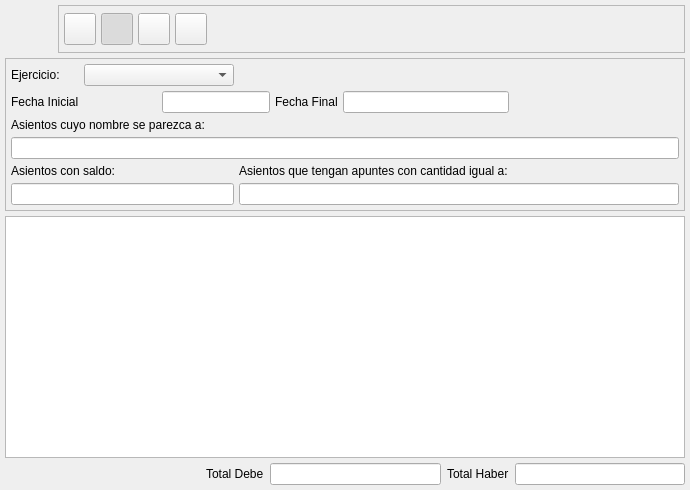
Qt form bulmages/bulmacont/src/contabilidad/asientolistbase.ui (eboladev/Bulmages-1) before a commit.
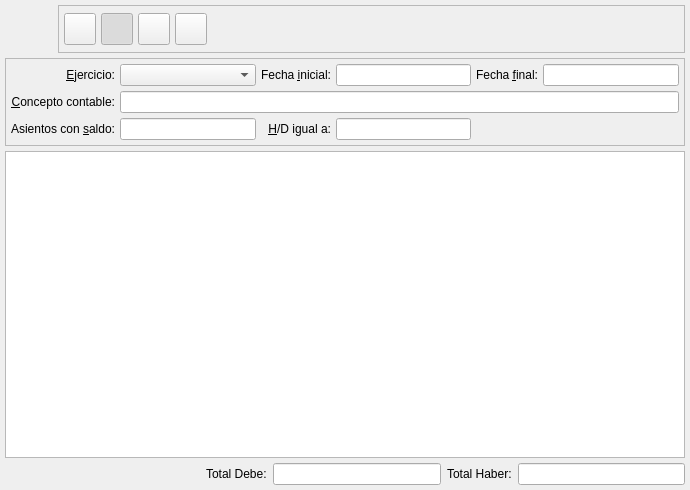
The same form after that commit. Icons and pictures are not drawn. Custom widgets are drawn as their Qt base class.

Commit message: Mejorada la busqueda de la ventana listado de asientos

```diff
--- a/bulmages/bulmacont/src/contabilidad/asientolistbase.ui
+++ b/bulmages/bulmacont/src/contabilidad/asientolistbase.ui
@@ -15,14 +15,246 @@
   <property name="windowIcon" >
    <iconset resource="../../../bulmages.qrc" >:/BulmaCont32x32/images/png/i_asiento.xpm</iconset>
   </property>
-  <layout class="QVBoxLayout" >
+  <layout class="QGridLayout" >
    <property name="margin" >
     <number>5</number>
    </property>
    <property name="spacing" >
     <number>5</number>
    </property>
-   <item>
+   <item row="1" column="0" >
+    <widget class="QFrame" name="frame" >
+     <property name="frameShape" >
+      <enum>QFrame::StyledPanel</enum>
+     </property>
+     <property name="frameShadow" >
+      <enum>QFrame::Raised</enum>
+     </property>
+     <layout class="QGridLayout" >
+      <property name="margin" >
+       <number>5</number>
+      </property>
+      <property name="spacing" >
+       <number>5</number>
+      </property>
+      <item row="2" column="4" colspan="2" >
+       <spacer>
+        <property name="orientation" >
+         <enum>Qt::Horizontal</enum>
+        </property>
+        <property name="sizeHint" >
+         <size>
+          <width>191</width>
+          <height>20</height>
+         </size>
+        </property>
+       </spacer>
+      </item>
+      <item row="2" column="3" >
+       <widget class="QLineEdit" name="mui_cantidadapunte" >
+        <property name="sizePolicy" >
+         <sizepolicy>
+          <hsizetype>5</hsizetype>
+          <vsizetype>0</vsizetype>
+          <horstretch>0</horstretch>
+          <verstretch>0</verstretch>
+         </sizepolicy>
+        </property>
+       </widget>
+      </item>
+      <item row="2" column="2" >
+       <widget class="QLabel" name="TextLabel2_2_2" >
+        <property name="text" >
+         <string>&amp;H/D igual a:</string>
+        </property>
+        <property name="alignment" >
+         <set>Qt::AlignRight|Qt::AlignTrailing|Qt::AlignVCenter</set>
+        </property>
+        <property name="buddy" >
+         <cstring>mui_cantidadapunte</cstring>
+        </property>
+       </widget>
+      </item>
+      <item row="1" column="1" colspan="5" >
+       <widget class="QLineEdit" name="mui_nombreasiento" />
+      </item>
+      <item row="2" column="1" >
+       <widget class="QLineEdit" name="mui_saldoasiento" >
+        <property name="sizePolicy" >
+         <sizepolicy>
+          <hsizetype>5</hsizetype>
+          <vsizetype>0</vsizetype>
+          <horstretch>0</horstretch>
+          <verstretch>0</verstretch>
+         </sizepolicy>
+        </property>
+       </widget>
+      </item>
+      <item row="0" column="0" >
+       <widget class="QLabel" name="textLabel1" >
+        <property name="text" >
+         <string>&amp;Ejercicio:</string>
+        </property>
+        <property name="alignment" >
+         <set>Qt::AlignRight|Qt::AlignTrailing|Qt::AlignVCenter</set>
+        </property>
+        <property name="buddy" >
+         <cstring>mui_ejercicio</cstring>
+        </property>
+       </widget>
+      </item>
+      <item row="0" column="1" >
+       <widget class="QComboBox" name="mui_ejercicio" >
+        <property name="sizePolicy" >
+         <sizepolicy>
+          <hsizetype>7</hsizetype>
+          <vsizetype>0</vsizetype>
+          <horstretch>0</horstretch>
+          <verstretch>0</verstretch>
+         </sizepolicy>
+        </property>
+        <property name="minimumSize" >
+         <size>
+          <width>100</width>
+          <height>0</height>
+         </size>
+        </property>
+       </widget>
+      </item>
+      <item row="1" column="0" >
+       <widget class="QLabel" name="TextLabel2" >
+        <property name="text" >
+         <string>&amp;Concepto contable:</string>
+        </property>
+        <property name="alignment" >
+         <set>Qt::AlignRight|Qt::AlignTrailing|Qt::AlignVCenter</set>
+        </property>
+        <property name="buddy" >
+         <cstring>mui_nombreasiento</cstring>
+        </property>
+       </widget>
+      </item>
+      <item row="2" column="0" >
+       <widget class="QLabel" name="TextLabel2_2" >
+        <property name="text" >
+         <string>Asientos con &amp;saldo:</string>
+        </property>
+        <property name="alignment" >
+         <set>Qt::AlignRight|Qt::AlignTrailing|Qt::AlignVCenter</set>
+        </property>
+        <property name="buddy" >
+         <cstring>mui_saldoasiento</cstring>
+        </property>
+       </widget>
+      </item>
+      <item row="0" column="5" >
+       <widget class="BusquedaFecha" name="mui_fechaFinal" >
+        <property name="minimumSize" >
+         <size>
+          <width>100</width>
+          <height>0</height>
+         </size>
+        </property>
+       </widget>
+      </item>
+      <item row="0" column="4" >
+       <widget class="QLabel" name="label_5" >
+        <property name="sizePolicy" >
+         <sizepolicy>
+          <hsizetype>5</hsizetype>
+          <vsizetype>5</vsizetype>
+          <horstretch>0</horstretch>
+          <verstretch>0</verstretch>
+         </sizepolicy>
+        </property>
+        <property name="text" >
+         <string>Fecha &amp;final:</string>
+        </property>
+        <property name="alignment" >
+         <set>Qt::AlignRight|Qt::AlignTrailing|Qt::AlignVCenter</set>
+        </property>
+        <property name="buddy" >
+         <cstring>mui_fechaFinal</cstring>
+        </property>
+       </widget>
+      </item>
+      <item row="0" column="3" >
+       <widget class="BusquedaFecha" name="mui_fechaInicial" >
+        <property name="minimumSize" >
+         <size>
+          <width>100</width>
+          <height>0</height>
+         </size>
+        </property>
+       </widget>
+      </item>
+      <item row="0" column="2" >
+       <widget class="QLabel" name="label_4" >
+        <property name="text" >
+         <string>Fecha &amp;inicial:</string>
+        </property>
+        <property name="alignment" >
+         <set>Qt::AlignRight|Qt::AlignTrailing|Qt::AlignVCenter</set>
+        </property>
+        <property name="buddy" >
+         <cstring>mui_fechaInicial</cstring>
+        </property>
+       </widget>
+      </item>
+     </layout>
+    </widget>
+   </item>
+   <item row="2" column="0" >
+    <widget class="AsientoListSubform" name="mui_list" >
+     <property name="sortingEnabled" >
+      <bool>true</bool>
+     </property>
+    </widget>
+   </item>
+   <item row="3" column="0" >
+    <layout class="QHBoxLayout" >
+     <property name="margin" >
+      <number>0</number>
+     </property>
+     <property name="spacing" >
+      <number>6</number>
+     </property>
+     <item>
+      <spacer>
+       <property name="orientation" >
+        <enum>Qt::Horizontal</enum>
+       </property>
+       <property name="sizeHint" >
+        <size>
+         <width>201</width>
+         <height>20</height>
+        </size>
+       </property>
+      </spacer>
+     </item>
+     <item>
+      <widget class="QLabel" name="label_2" >
+       <property name="text" >
+        <string>Total Debe:</string>
+       </property>
+      </widget>
+     </item>
+     <item>
+      <widget class="QLineEdit" name="mui_totalDebe" />
+     </item>
+     <item>
+      <widget class="QLabel" name="label_3" >
+       <property name="text" >
+        <string>Total Haber:</string>
+       </property>
+      </widget>
+     </item>
+     <item>
+      <widget class="QLineEdit" name="mui_totalHaber" />
+     </item>
+    </layout>
+   </item>
+   <item row="0" column="0" >
     <layout class="QHBoxLayout" >
      <property name="margin" >
       <number>0</number>
@@ -245,167 +477,6 @@
      </item>
     </layout>
    </item>
-   <item>
-    <widget class="QFrame" name="frame" >
-     <property name="frameShape" >
-      <enum>QFrame::StyledPanel</enum>
-     </property>
-     <property name="frameShadow" >
-      <enum>QFrame::Raised</enum>
-     </property>
-     <layout class="QGridLayout" >
-      <property name="margin" >
-       <number>5</number>
-      </property>
-      <property name="spacing" >
-       <number>5</number>
-      </property>
-      <item row="1" column="6" >
-       <spacer>
-        <property name="orientation" >
-         <enum>Qt::Horizontal</enum>
-        </property>
-        <property name="sizeHint" >
-         <size>
-          <width>40</width>
-          <height>20</height>
-         </size>
-        </property>
-       </spacer>
-      </item>
-      <item row="1" column="4" >
-       <widget class="QLabel" name="label_5" >
-        <property name="text" >
-         <string>Fecha Final</string>
-        </property>
-       </widget>
-      </item>
-      <item row="2" column="0" colspan="7" >
-       <widget class="QLabel" name="TextLabel2" >
-        <property name="text" >
-         <string>Asientos cuyo nombre se parezca a:</string>
-        </property>
-       </widget>
-      </item>
-      <item row="3" column="0" colspan="7" >
-       <widget class="QLineEdit" name="mui_nombreasiento" />
-      </item>
-      <item row="5" column="0" colspan="3" >
-       <widget class="QLineEdit" name="mui_saldoasiento" />
-      </item>
-      <item row="4" column="0" colspan="3" >
-       <widget class="QLabel" name="TextLabel2_2" >
-        <property name="text" >
-         <string>Asientos con saldo:</string>
-        </property>
-       </widget>
-      </item>
-      <item row="4" column="3" colspan="4" >
-       <widget class="QLabel" name="TextLabel2_2_2" >
-        <property name="text" >
-         <string>Asientos que tengan apuntes con cantidad igual a:</string>
-        </property>
-       </widget>
-      </item>
-      <item row="5" column="3" colspan="4" >
-       <widget class="QLineEdit" name="mui_cantidadapunte" />
-      </item>
-      <item row="0" column="1" colspan="2" >
-       <widget class="QComboBox" name="mui_ejercicio" >
-        <property name="minimumSize" >
-         <size>
-          <width>150</width>
-          <height>0</height>
-         </size>
-        </property>
-       </widget>
-      </item>
-      <item row="0" column="0" >
-       <widget class="QLabel" name="textLabel1" >
-        <property name="text" >
-         <string>Ejercicio:</string>
-        </property>
-       </widget>
-      </item>
-      <item row="0" column="3" colspan="4" >
-       <spacer>
-        <property name="orientation" >
-         <enum>Qt::Horizontal</enum>
-        </property>
-        <property name="sizeHint" >
-         <size>
-          <width>271</width>
-          <height>20</height>
-         </size>
-        </property>
-       </spacer>
-      </item>
-      <item row="1" column="2" colspan="2" >
-       <widget class="BusquedaFecha" name="mui_fechaInicial" />
-      </item>
-      <item row="1" column="5" >
-       <widget class="BusquedaFecha" name="mui_fechaFinal" />
-      </item>
-      <item row="1" column="0" >
-       <widget class="QLabel" name="label_4" >
-        <property name="text" >
-         <string>Fecha Inicial</string>
-        </property>
-       </widget>
-      </item>
-     </layout>
-    </widget>
-   </item>
-   <item>
-    <widget class="AsientoListSubform" name="mui_list" >
-     <property name="sortingEnabled" >
-      <bool>true</bool>
-     </property>
-    </widget>
-   </item>
-   <item>
-    <layout class="QHBoxLayout" >
-     <property name="margin" >
-      <number>0</number>
-     </property>
-     <property name="spacing" >
-      <number>6</number>
-     </property>
-     <item>
-      <spacer>
-       <property name="orientation" >
-        <enum>Qt::Horizontal</enum>
-       </property>
-       <property name="sizeHint" >
-        <size>
-         <width>201</width>
-         <height>20</height>
-        </size>
-       </property>
-      </spacer>
-     </item>
-     <item>
-      <widget class="QLabel" name="label_2" >
-       <property name="text" >
-        <string>Total Debe</string>
-       </property>
-      </widget>
-     </item>
-     <item>
-      <widget class="QLineEdit" name="mui_totalDebe" />
-     </item>
-     <item>
-      <widget class="QLabel" name="label_3" >
-       <property name="text" >
-        <string>Total Haber</string>
-       </property>
-      </widget>
-     </item>
-     <item>
-      <widget class="QLineEdit" name="mui_totalHaber" />
-     </item>
-    </layout>
-   </item>
   </layout>
  </widget>
  <customwidgets>
```
Left out of the diff: 15 changed lines with no effect on the pictures. The commit also changes 2 other files.
